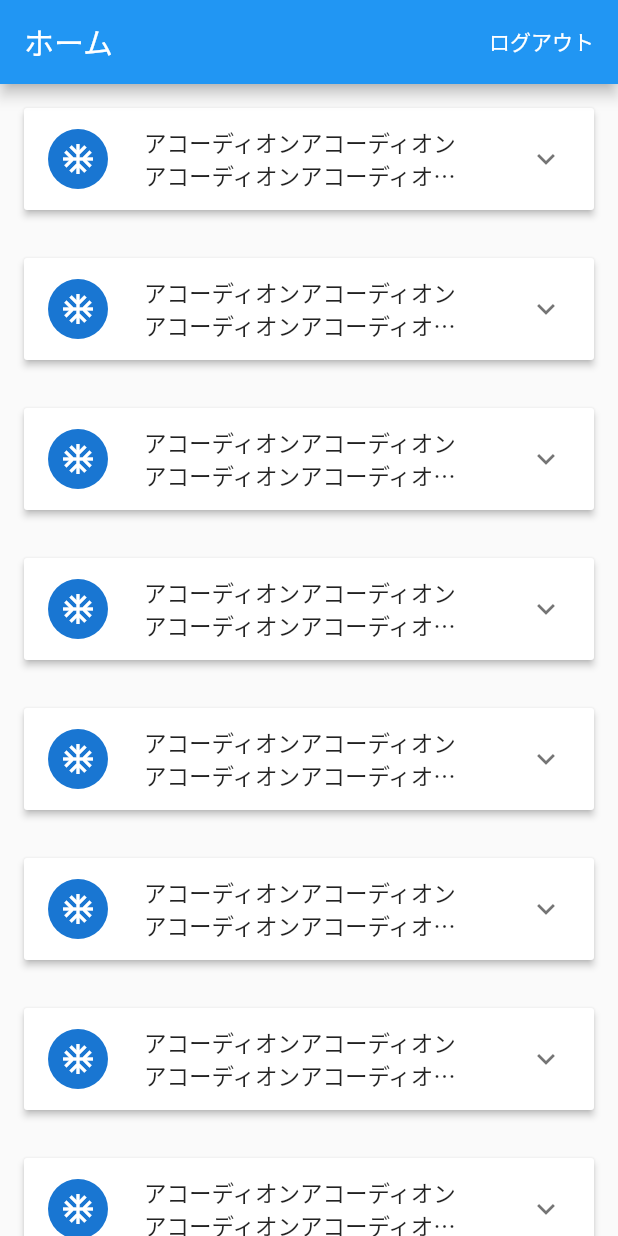
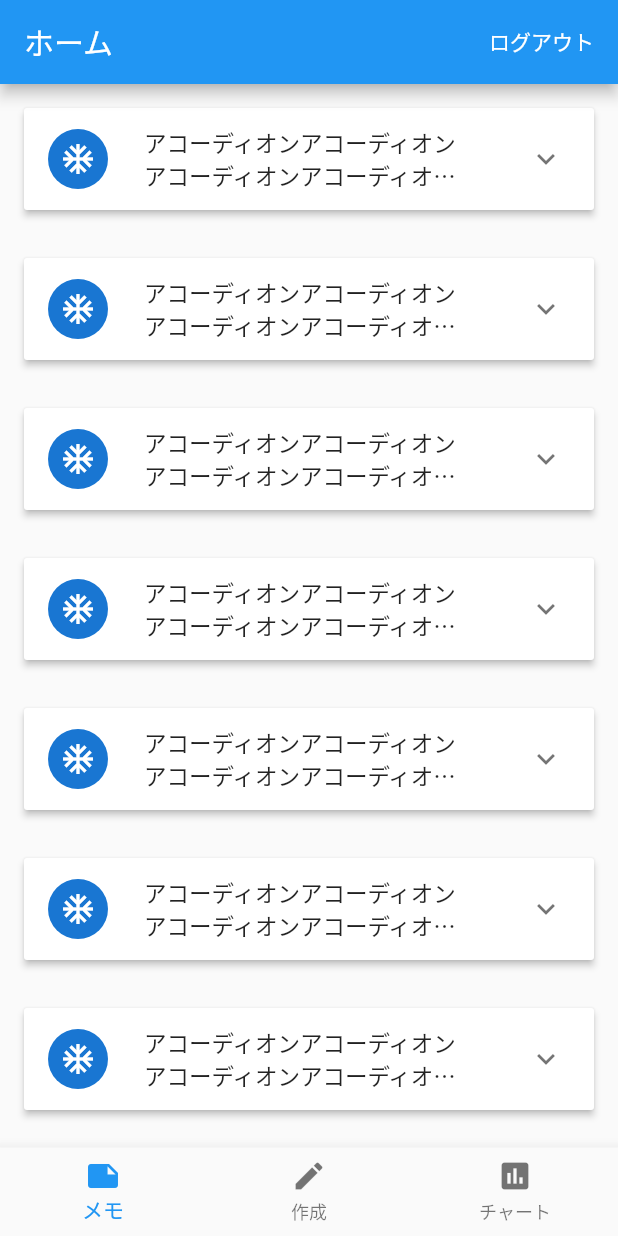
Before and after one commit to damono999/catememo, a Flutter app: the screen it shows once a user with an empty profile is signed in, on a phone screen of 412 x 824 dp. Run offline on Flutter 3.47's test engine with Material 2 defaults, Android fonts, the phone set to English and light mode, and no system bars; our stand-ins replace firebase_auth, firebase_core, google_sign_in; accounts and stored records are empty.

Commit message:
add: bottomNavigationの作成 #10

```diff
--- a/lib/main.dart
+++ b/lib/main.dart
@@ -1,4 +1,5 @@
-import 'package:catememo/screen/auth_screen.dart';
+import 'package:catememo/screen/login_screen.dart';
+import 'package:catememo/screen/create_memo_screen.dart';
 import 'package:catememo/screen/memos_screen.dart';
 import 'package:firebase_auth/firebase_auth.dart';
 import 'package:firebase_core/firebase_core.dart';
@@ -25,11 +26,16 @@ class MyApp extends StatelessWidget {
             return CircularProgressIndicator();
           }
           if (snapshot.hasData) {
-            return MemosScreen(snapshot.data);
+            return MemosScreen();
           }
-          return LoginPage();
+          return LoginScreen();
         },
       ),
+      routes: {
+        LoginScreen.routeName: (ctx) => LoginScreen(),
+        MemosScreen.routeName: (ctx) => MemosScreen(),
+        CreateMemoScreen.routeName: (ctx) => CreateMemoScreen(),
+      },
     );
   }
 }
--- a/lib/screen/auth_screen.dart
+++ b/lib/screen/login_screen.dart
@@ -2,7 +2,8 @@ import 'package:firebase_auth/firebase_auth.dart';
 import 'package:flutter/material.dart';
 import 'package:google_sign_in/google_sign_in.dart';
 
-class LoginPage extends StatelessWidget {
+class LoginScreen extends StatelessWidget {
+  static final routeName = "login";
   static final googleLogin = GoogleSignIn(scopes: [
     'email',
     'https://www.googleapis.com/auth/contacts.readonly',
--- a/lib/screen/memos_screen.dart
+++ b/lib/screen/memos_screen.dart
@@ -1,16 +1,17 @@
+import 'package:catememo/screen/login_screen.dart';
 import 'package:catememo/widgets/Accordion.dart';
+import 'package:catememo/widgets/AppBottomNavigation.dart';
 import 'package:firebase_auth/firebase_auth.dart';
 import 'package:flutter/material.dart';
 import 'package:google_sign_in/google_sign_in.dart';
 
 // ignore: must_be_immutable
 class MemosScreen extends StatelessWidget {
-  User user;
-  MemosScreen(this.user);
   static final googleLogin = GoogleSignIn(scopes: [
     'email',
     'https://www.googleapis.com/auth/contacts.readonly',
   ]);
+  static final String routeName = "memos";
   List<Item> _data = generateItems(8);
 
   @override
@@ -24,6 +25,8 @@ class MemosScreen extends StatelessWidget {
             child: TextButton(
               onPressed: () {
                 FirebaseAuth.instance.signOut();
+                Navigator.of(context)
+                    .pushReplacementNamed(LoginScreen.routeName);
               },
               child: Text(
                 "ログアウト",
@@ -48,6 +51,7 @@ class MemosScreen extends StatelessWidget {
           ],
         ),
       ),
+      bottomNavigationBar: AppBottomNavigationBar(0),
     );
   }
 }
--- /dev/null
+++ b/lib/widgets/AppBottomNavigation.dart
@@ -0,0 +1,44 @@
+import 'package:flutter/material.dart';
+import 'package:catememo/screen/create_memo_screen.dart';
+import 'package:catememo/screen/memos_screen.dart';
+
+class AppBottomNavigationBar extends StatelessWidget {
+  final int currentIndex;
+
+  AppBottomNavigationBar(this.currentIndex);
+
+  @override
+  Widget build(BuildContext context) {
+    return BottomNavigationBar(
+      currentIndex: currentIndex,
+      selectedItemColor: Theme.of(context).primaryColor,
+      type: BottomNavigationBarType.fixed,
+      items: const <BottomNavigationBarItem>[
+        BottomNavigationBarItem(
+          icon: Icon(Icons.note),
+          label: 'メモ',
+        ),
+        BottomNavigationBarItem(
+          icon: Icon(Icons.edit),
+          label: '作成',
+        ),
+        BottomNavigationBarItem(
+          icon: Icon(Icons.insert_chart),
+          label: 'チャート',
+        ),
+      ],
+      onTap: (int index) {
+        if (index == currentIndex) return;
+
+        if (index == 0) {
+          Navigator.of(context).pushReplacementNamed(MemosScreen.routeName);
+        } else if (index == 1) {
+          Navigator.of(context)
+              .pushReplacementNamed(CreateMemoScreen.routeName);
+        } else if (index == 2) {
+          // Navigator.of(context).pushReplacementNamed(MemoListScreen.routeName);
+        }
+      },
+    );
+  }
+}
```
Also changed, not shown: lib/screen/create_memo_screen.dart (+7 -3 lines).
